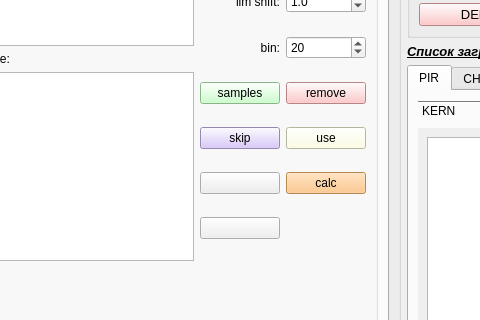
The window that qt/domanic_dialog.ui (idergunoff/domanic) describes before a commit, drawn with Qt 5; both pictures show x 629 to 1109 and y 324 to 644 of the 1292 by 882 pixel window.
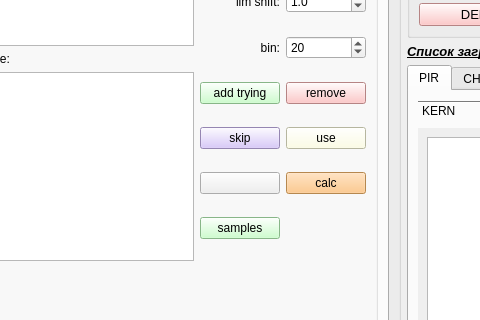
The same window after the commit. The open tabs and pages were chosen to show the change. Custom widgets are drawn as their Qt base class.

Commit message: linking skip

```diff
--- a/qt/domanic_dialog.ui
+++ b/qt/domanic_dialog.ui
@@ -3573,16 +3573,6 @@
                             </item>
                            </widget>
                           </item>
-                          <item row="5" column="0">
-                           <widget class="QPushButton" name="pushButton_samples_linking">
-                            <property name="styleSheet">
-                             <string notr="true">background-color: rgb(191, 255, 191);</string>
-                            </property>
-                            <property name="text">
-                             <string>samples</string>
-                            </property>
-                           </widget>
-                          </item>
                           <item row="1" column="0">
                            <widget class="QLabel" name="label_36">
                             <property name="text">
@@ -3593,13 +3583,6 @@
                             </property>
                            </widget>
                           </item>
-                          <item row="7" column="0">
-                           <widget class="QPushButton" name="pushButton_5">
-                            <property name="text">
-                             <string/>
-                            </property>
-                           </widget>
-                          </item>
                           <item row="3" column="1">
                            <widget class="QDoubleSpinBox" name="doubleSpinBox_lim_shift">
                             <property name="decimals">
@@ -3731,6 +3714,26 @@
                            </widget>
                           </item>
                           <item row="8" column="0">
+                           <widget class="QPushButton" name="pushButton_samples_linking">
+                            <property name="styleSheet">
+                             <string notr="true">background-color: rgb(191, 255, 191);</string>
+                            </property>
+                            <property name="text">
+                             <string>samples</string>
+                            </property>
+                           </widget>
+                          </item>
+                          <item row="5" column="0">
+                           <widget class="QPushButton" name="pushButton_add_trying">
+                            <property name="styleSheet">
+                             <string notr="true">background-color: rgb(191, 255, 191);</string>
+                            </property>
+                            <property name="text">
+                             <string>add trying</string>
+                            </property>
+                           </widget>
+                          </item>
+                          <item row="7" column="0">
                            <widget class="QPushButton" name="pushButton">
                             <property name="text">
                              <string/>
```
The commit also changes 5 other files.
